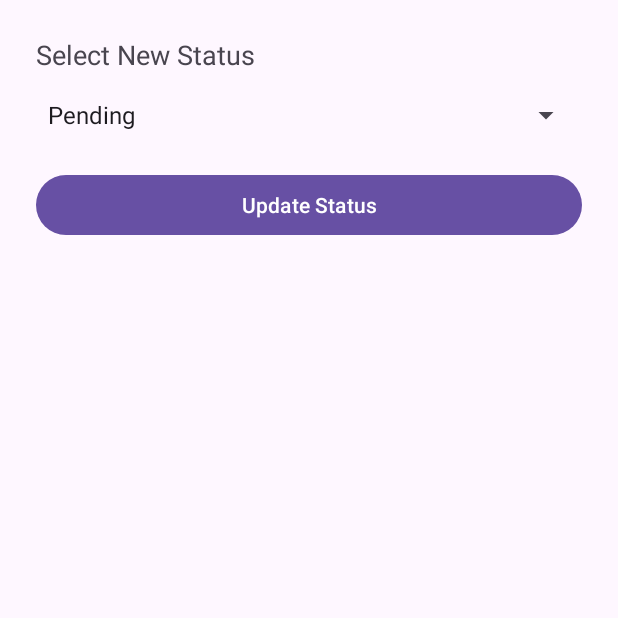
After one commit to anirudhgv1805/stock-ease, an Android app: the EditOrderActivity screen opened directly, with no data from a screen before it, on a phone screen of 412 x 824 dp, the top half of it. The commit adds this screen. Run offline under Robolectric (Android 15) with nearby library versions, the phone set to English and light mode, and no system bars; network calls fail; 1 statement that could not run was skipped.

Commit message:
committing all the changes

```diff
--- a/Stock_Ease/app/src/main/AndroidManifest.xml
+++ b/Stock_Ease/app/src/main/AndroidManifest.xml
@@ -20,6 +20,7 @@
             android:exported="true"/>
         <activity android:name=".ui.activity.AddOrderActivity" />
         <activity android:name=".ui.activity.TransactionActivity" />
+        <activity android:name=".ui.activity.EditOrderActivity" />
         <activity android:name=".ui.activity.LoginActivity"
             android:exported="true">
             <intent-filter>
--- a/Stock_Ease/app/src/main/java/com/anirudhgv/stockease/data/network/ApiService.java
+++ b/Stock_Ease/app/src/main/java/com/anirudhgv/stockease/data/network/ApiService.java
@@ -11,6 +11,7 @@ import retrofit2.Call;
 import retrofit2.http.Body;
 import retrofit2.http.GET;
 import retrofit2.http.POST;
+import retrofit2.http.Path;
 
 public interface ApiService {
 
@@ -27,4 +28,7 @@ public interface ApiService {
     @POST("orders/add")
     Call<ResponseBody> postOrder(@Body Order order);
 
+    @POST("orders/update/{id}/")
+    Call<ResponseBody> updateOrder(@Path("id") int id, @Body Order order);
+
 }
--- /dev/null
+++ b/Stock_Ease/app/src/main/java/com/anirudhgv/stockease/ui/activity/EditOrderActivity.java
@@ -0,0 +1,80 @@
+package com.anirudhgv.stockease.ui.activity;
+
+import android.os.Bundle;
+import android.view.View;
+import android.widget.ArrayAdapter;
+import android.widget.Button;
+import android.widget.Spinner;
+import android.widget.Toast;
+
+import androidx.appcompat.app.AppCompatActivity;
+
+import com.anirudhgv.stockease.R;
+import com.anirudhgv.stockease.data.model.Order;
+import com.anirudhgv.stockease.data.network.ApiClient;
+import com.anirudhgv.stockease.data.network.ApiService;
+import com.anirudhgv.stockease.data.storage.SessionManager;
+
+import okhttp3.ResponseBody;
+import retrofit2.Call;
+import retrofit2.Callback;
+import retrofit2.Response;
+
+public class EditOrderActivity extends AppCompatActivity {
+
+    private Spinner statusSpinner;
+    private Button btnUpdateStatus;
+    private ApiService apiService;
+    private int orderId;
+
+    @Override
+    protected void onCreate(Bundle savedInstanceState) {
+        super.onCreate(savedInstanceState);
+        setContentView(R.layout.activity_edit_order);
+
+        statusSpinner = findViewById(R.id.spinnerStatus);
+        btnUpdateStatus = findViewById(R.id.btnUpdateStatus);
+
+        orderId = getIntent().getIntExtra("order_id", -1);
+        if (orderId == -1) {
+            Toast.makeText(this, "Invalid order ID", Toast.LENGTH_SHORT).show();
+            finish();
+        }
+
+        SessionManager sessionManager = new SessionManager(getApplicationContext());
+        apiService = ApiClient.getApiService(sessionManager);
+
+        String[] statuses = {"Pending", "Processing", "Completed"};
+        ArrayAdapter<String> adapter = new ArrayAdapter<>(this, android.R.layout.simple_spinner_item, statuses);
+        adapter.setDropDownViewResource(android.R.layout.simple_spinner_dropdown_item);
+        statusSpinner.setAdapter(adapter);
+
+        btnUpdateStatus.setOnClickListener(view -> {
+            String selectedStatus = statusSpinner.getSelectedItem().toString();
+            updateOrderStatus((long) orderId, selectedStatus);
+        });
+    }
+
+    private void updateOrderStatus(Long id, String status) {
+        Order updatedOrder = new Order();
+        updatedOrder.setId((long) Math.toIntExact(id));
+        updatedOrder.setStatus(status);
+
+        apiService.updateOrder(Math.toIntExact(id), updatedOrder).enqueue(new Callback<ResponseBody>() {
+            @Override
+            public void onResponse(Call<ResponseBody> call, Response<ResponseBody> response) {
+                if (response.isSuccessful()) {
+                    Toast.makeText(EditOrderActivity.this, "Status updated", Toast.LENGTH_SHORT).show();
+                    finish();
+                } else {
+                    Toast.makeText(EditOrderActivity.this, "Failed to update", Toast.LENGTH_SHORT).show();
+                }
+            }
+
+            @Override
+            public void onFailure(Call<ResponseBody> call, Throwable t) {
+                Toast.makeText(EditOrderActivity.this, "Error: " + t.getMessage(), Toast.LENGTH_SHORT).show();
+            }
+        });
+    }
+}
--- /dev/null
+++ b/Stock_Ease/app/src/main/res/layout/activity_edit_order.xml
@@ -0,0 +1,26 @@
+<?xml version="1.0" encoding="utf-8"?>
+<LinearLayout xmlns:android="http://schemas.android.com/apk/res/android"
+    android:layout_width="match_parent"
+    android:layout_height="match_parent"
+    android:orientation="vertical"
+    android:padding="24dp">
+
+    <TextView
+        android:layout_width="wrap_content"
+        android:layout_height="wrap_content"
+        android:text="Select New Status"
+        android:textSize="18sp" />
+
+    <Spinner
+        android:id="@+id/spinnerStatus"
+        android:layout_width="match_parent"
+        android:layout_height="wrap_content"
+        android:layout_marginTop="16dp" />
+
+    <Button
+        android:id="@+id/btnUpdateStatus"
+        android:layout_width="match_parent"
+        android:layout_height="wrap_content"
+        android:text="Update Status"
+        android:layout_marginTop="24dp" />
+</LinearLayout>
--- a/Stock_Ease/app/src/main/res/values/strings.xml
+++ b/Stock_Ease/app/src/main/res/values/strings.xml
@@ -1,3 +1,8 @@
 <resources>
     <string name="app_name">Stock Ease</string>
+    <string-array name="order_status_array">
+        <item>Pending</item>
+        <item>Processing</item>
+        <item>Completed</item>
+    </string-array>
 </resources>
--- a/stockease/src/main/java/com/anirudhgv/stockease/model/User.java
+++ b/stockease/src/main/java/com/anirudhgv/stockease/model/User.java
@@ -1,9 +1,11 @@
 package com.anirudhgv.stockease.model;
 
+import jakarta.persistence.Entity;
 import jakarta.persistence.GeneratedValue;
 import jakarta.persistence.GenerationType;
 import jakarta.persistence.Id;
 
+@Entity(name="Users")
 public class User {
 
     @Id
@@ -11,7 +13,7 @@ public class User {
     private Long id;
 
     private String username;
-    private String p;
-
+    private Role role;
+    private String password;
 
 }
```
Also changed, not shown: Stock_Ease/app/src/main/java/com/anirudhgv/stockease/MainActivity.java (+7 -0 lines), Stock_Ease/app/src/main/java/com/anirudhgv/stockease/data/model/Order.java (+6 -5 lines), Stock_Ease/app/src/main/java/com/anirudhgv/stockease/ui/activity/TransactionActivity.java (+10 -10 lines), Stock_Ease/app/src/main/res/layout/activity_login.xml (+5 -4 lines), Stock_Ease/app/src/main/res/layout/activity_main.xml (+8 -0 lines), stockease/src/main/java/com/anirudhgv/stockease/controllers/OrderController.java (+7 -14 lines), stockease/src/main/java/com/anirudhgv/stockease/model/Order.java (+11 -8 lines), stockease/src/main/java/com/anirudhgv/stockease/repository/OrderRepository.java (added, +10 -0 lines), stockease/src/main/java/com/anirudhgv/stockease/repository/UserRepository.java (added, +9 -0 lines), stockease/src/main/java/com/anirudhgv/stockease/services/OrderService.java (added, +26 -0 lines), stockease/src/main/java/com/anirudhgv/stockease/services/UserService.java (added, +8 -0 lines).
